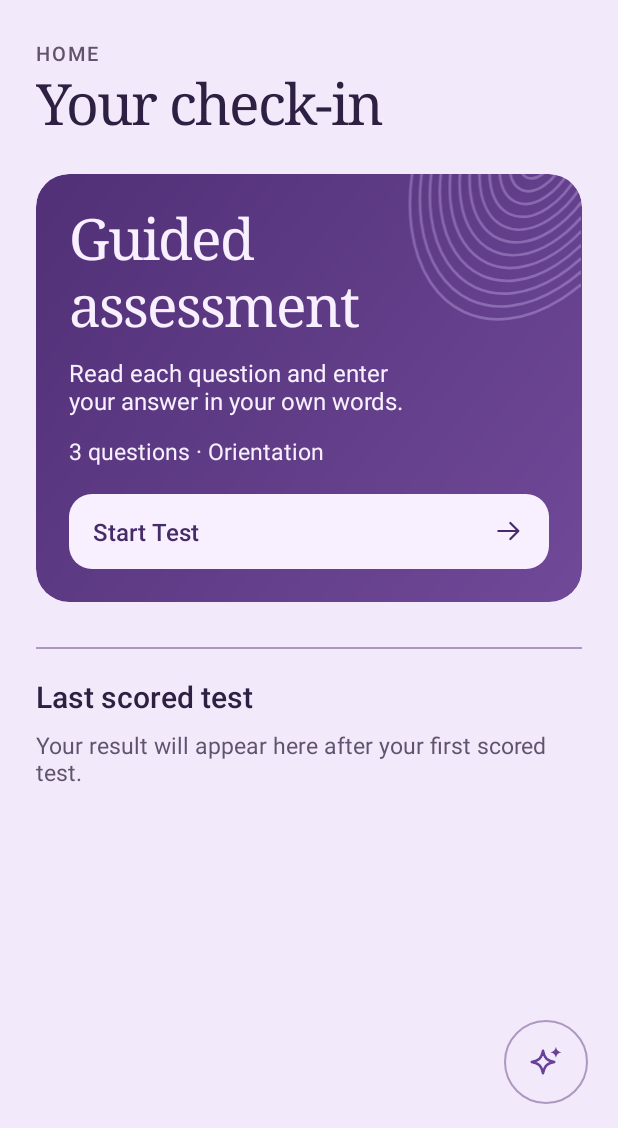
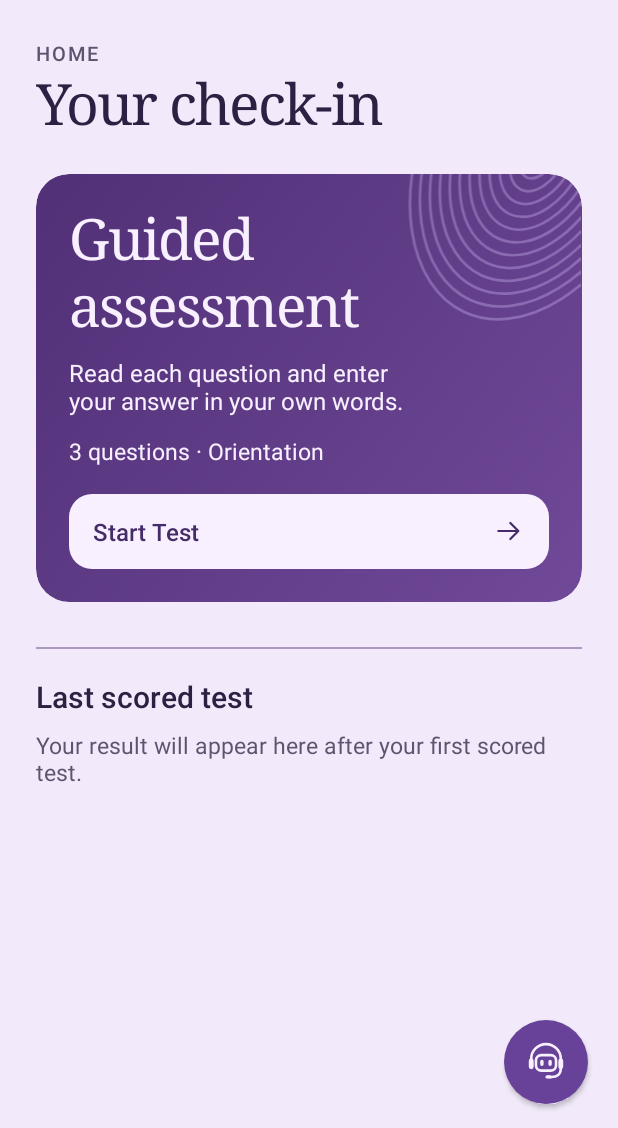
Before and after one commit to Emanuel-Nicholas-Manguera/neurolingua, an Android app: the screen it shows after launch (MainActivity), on a phone screen of 412 x 824 dp, the part 108-1236 px from its top. Run offline under Robolectric (Android 15) with nearby library versions, the phone set to English and light mode, and no system bars.

Commit message:
feat: give Maria a headset assistant icon in the active palette

```diff
--- a/app/src/main/java/app/neurolingua/mobile/CustomThemeUi.java
+++ b/app/src/main/java/app/neurolingua/mobile/CustomThemeUi.java
@@ -62,14 +62,18 @@ final class CustomThemeUi {
         }
         if (view instanceof ImageView image) {
             // The hero vector already supplies the translucent line opacity.
-            int tint = "heroLines".equals(role) ? colors.get(R.attr.paletteHeroLines) | 0xFF000000
-                    : colors.get(R.attr.paletteAccent);
+            int tint = switch (role) {
+                case "heroLines" -> colors.get(R.attr.paletteHeroLines) | 0xFF000000;
+                case "assistant" -> colors.get(R.attr.paletteOnAccent);
+                default -> colors.get(R.attr.paletteAccent);
+            };
             image.setImageTintList(ColorStateList.valueOf(tint));
         }
         switch (role) {
             case "outline" -> view.setBackground(background(R.drawable.button_outline));
             case "navigation" -> view.setBackground(background(R.drawable.button_navigation));
             case "primary" -> view.setBackground(background(R.drawable.button_primary));
+            case "assistant" -> view.setBackground(background(R.drawable.assistant_button));
             case "heroAction" -> view.setBackground(background(R.drawable.button_cream));
             case "variant" -> view.setBackground(background(R.drawable.surface_lilac));
             case "hero" -> view.setBackground(background(R.drawable.hero));
@@ -95,7 +99,7 @@ final class CustomThemeUi {
     }
 
     Drawable background(int resource) {
-        if (resource == R.drawable.button_primary) {
+        if (resource == R.drawable.button_primary || resource == R.drawable.assistant_button) {
             return button(resource, R.attr.paletteAccent, R.attr.palettePrimaryRipple, 0, 0);
         }
         if (resource == R.drawable.button_cream) {
--- /dev/null
+++ b/app/src/main/res/drawable/assistant_button.xml
@@ -0,0 +1,5 @@
+<ripple xmlns:android="http://schemas.android.com/apk/res/android" android:color="?attr/palettePrimaryRipple">
+    <item>
+        <shape android:shape="oval"><solid android:color="?attr/paletteAccent"/></shape>
+    </item>
+</ripple>
--- a/app/src/main/res/drawable/ic_help.xml
+++ b/app/src/main/res/drawable/ic_help.xml
@@ -1,8 +1,12 @@
-<vector xmlns:android="http://schemas.android.com/apk/res/android" android:width="24dp" android:height="24dp"
-    android:viewportWidth="24" android:viewportHeight="24">
-    <path android:fillColor="@android:color/transparent" android:strokeColor="?attr/paletteAccent" android:strokeWidth="1.65"
-        android:strokeLineJoin="round"
-        android:pathData="M10,4.5C11,9.4 12.6,11 17.5,12C12.6,13 11,14.6 10,19.5C9,14.6 7.4,13 2.5,12C7.4,11 9,9.4 10,4.5Z"/>
-    <path android:fillColor="?attr/paletteAccent"
-        android:pathData="M18.6,1.8Q19.1,5 22.3,5.5Q19.1,6 18.6,9.2Q18.1,6 14.9,5.5Q18.1,5 18.6,1.8Z"/>
+<vector xmlns:android="http://schemas.android.com/apk/res/android" android:width="29dp" android:height="29dp"
+    android:viewportWidth="28" android:viewportHeight="28">
+    <path android:fillColor="@android:color/transparent" android:strokeColor="?attr/paletteOnAccent"
+        android:strokeWidth="1.65" android:strokeLineCap="round" android:strokeLineJoin="round"
+        android:pathData="M4.6,14V12a9.4,9.4 0,0 1,18.8 0v2 M23.4,17.4v1.1c0,3.2 -2.5,5 -5.8,5h-2.2
+            M11,9.6h6a3.4,3.4 0,0 1,3.4 3.4v3.1a3.4,3.4 0,0 1,-3.4 3.4h-6a3.4,3.4 0,0 1,-3.4 -3.4V13a3.4,3.4 0,0 1,3.4 -3.4z"/>
+    <path android:fillColor="@android:color/transparent" android:strokeColor="?attr/paletteOnAccent"
+        android:strokeWidth="2.15" android:strokeLineCap="round"
+        android:pathData="M11.4,13.7v1.7 M16.6,13.7v1.7 M14.7,23.5h2"/>
+    <path android:fillColor="@android:color/transparent" android:strokeColor="?attr/paletteOnAccent"
+        android:strokeWidth="3.1" android:strokeLineCap="round" android:pathData="M4.6,13.3v3.7 M23.4,13.3v3.7"/>
 </vector>
--- a/app/src/main/res/layout/screen_home.xml
+++ b/app/src/main/res/layout/screen_home.xml
@@ -63,7 +63,8 @@
     </ScrollView>
     <ImageButton android:id="@+id/help" android:layout_width="56dp" android:layout_height="56dp"
         android:layout_gravity="end" android:layout_marginEnd="20dp" android:layout_marginTop="4dp"
-        android:layout_marginBottom="16dp" android:tag="navigation" android:background="@drawable/button_navigation"
+        android:layout_marginBottom="16dp" android:tag="assistant" android:background="@drawable/assistant_button"
+        android:elevation="2dp"
         android:src="@drawable/ic_help" android:scaleType="center" android:contentDescription="@string/ask_maria"
         android:tooltipText="@string/ask_maria"/>
 </LinearLayout>
```
